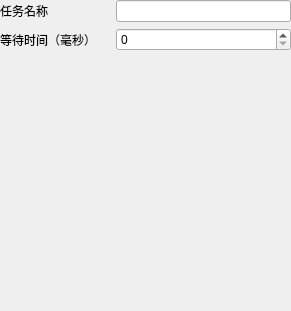
This is src/widget/waitForm/waitform.ui in Ferrarii-430/onmyoji-script as Qt 5 draws it before an edit. The edited form follows.
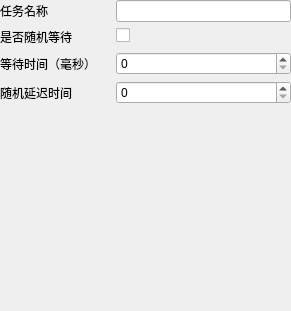
This is the edited form.

Commit message: 修改图片读取逻辑、添加随机等待、OCR识别点击页面

The edit to the form file:
```diff
--- a/src/widget/waitForm/waitform.ui
+++ b/src/widget/waitForm/waitform.ui
@@ -26,14 +26,17 @@
     <property name="horizontalSpacing">
      <number>20</number>
     </property>
-    <item row="1" column="0">
+    <property name="verticalSpacing">
+     <number>6</number>
+    </property>
+    <item row="2" column="0">
      <widget class="QLabel" name="label">
       <property name="text">
        <string>等待时间（毫秒）</string>
       </property>
      </widget>
     </item>
-    <item row="1" column="1">
+    <item row="2" column="1">
      <widget class="QSpinBox" name="spinBox">
       <property name="maximum">
        <number>60000</number>
@@ -53,6 +56,37 @@
     <item row="0" column="1">
      <widget class="QLineEdit" name="lineTaskNameEdit"/>
     </item>
+    <item row="1" column="0">
+     <widget class="QLabel" name="label_3">
+      <property name="text">
+       <string>是否随机等待</string>
+      </property>
+     </widget>
+    </item>
+    <item row="1" column="1">
+     <widget class="QCheckBox" name="checkBox">
+      <property name="text">
+       <string/>
+      </property>
+     </widget>
+    </item>
+    <item row="3" column="0">
+     <widget class="QLabel" name="randomSleepTimeLabel">
+      <property name="text">
+       <string>随机延迟时间</string>
+      </property>
+     </widget>
+    </item>
+    <item row="3" column="1">
+     <widget class="QSpinBox" name="randomSleepTimeSpinBox">
+      <property name="maximum">
+       <number>60000</number>
+      </property>
+      <property name="singleStep">
+       <number>100</number>
+      </property>
+     </widget>
+    </item>
    </layout>
   </widget>
  </widget>
```
The commit also changes 12 other files.
